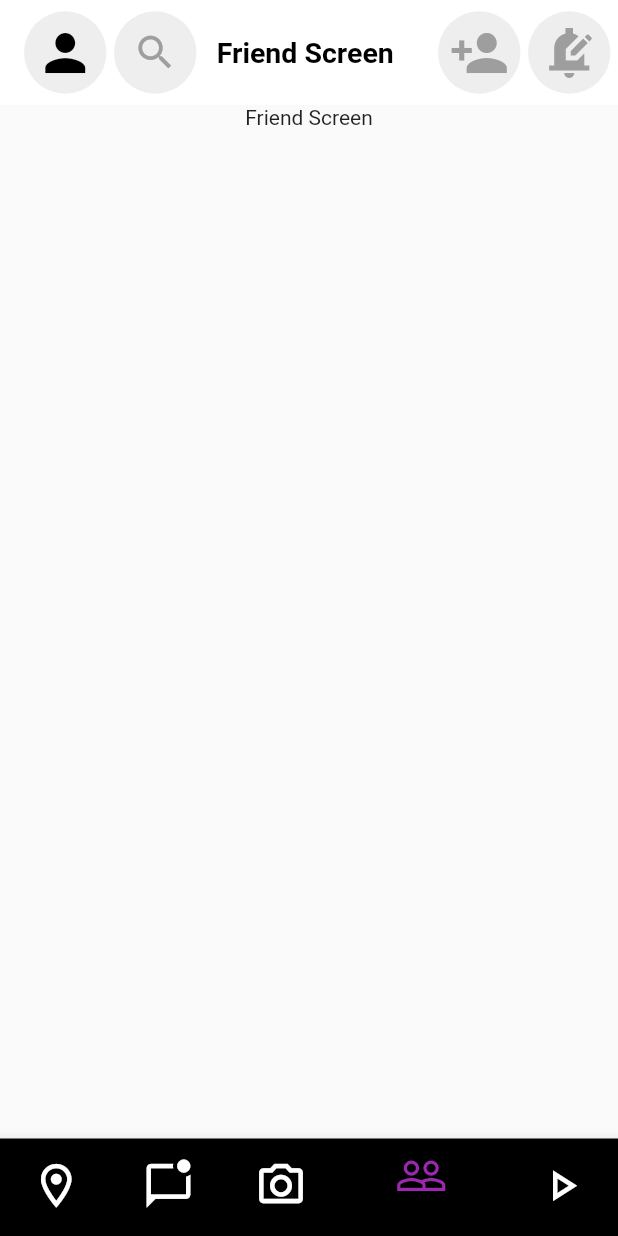
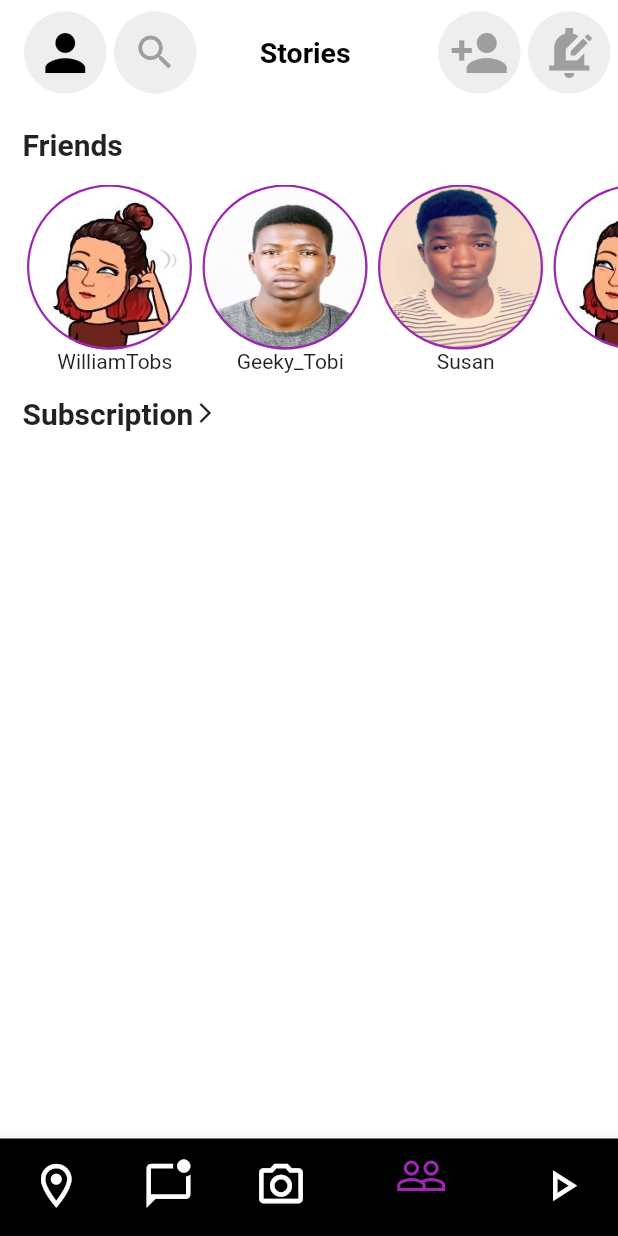
Before and after one commit to Williamtobs/SnapChat_Clone, a Flutter app: the screen it shows after launch, item 4 of the bottom bar chosen, on a phone screen of 412 x 824 dp. Run offline on Flutter 3.47's test engine with Material 2 defaults, Android fonts, the phone set to English and light mode, and no system bars.

Commit message:
Story page

```diff
--- a/lib/Screens/Chat.dart
+++ b/lib/Screens/Chat.dart
@@ -1,5 +1,5 @@
 import 'package:flutter/material.dart';
-import 'package:snapchatclone/Constant/friends.dart';
+import 'package:snapchatclone/Constant/models.dart';
 import 'package:snapchatclone/Widgets/appbar.dart';
 // import 'package:snapchatclone/Widgets/ListTiles.dart';
 
--- a/lib/Screens/FriendsPage.dart
+++ /dev/null
@@ -1,24 +0,0 @@
-import 'package:flutter/material.dart';
-import 'package:snapchatclone/Widgets/appbar.dart';
-
-class FriendsPage extends StatefulWidget {
-  @override
-  _FriendsPage createState() => _FriendsPage();
-}
-
-class _FriendsPage extends State<FriendsPage> {
-  String title = "Friend Screen";
-  String getTitle() {
-    return title;
-  }
-
-  @override
-  Widget build(BuildContext context) {
-    return Scaffold(
-        appBar: MyAppBar(context, title),
-        body: Container(
-          alignment: Alignment.topCenter,
-          child: SafeArea(child: Text(getTitle())),
-        ));
-  }
-}
--- a/lib/Screens/Navigation.dart
+++ b/lib/Screens/Navigation.dart
@@ -1,5 +1,5 @@
 import 'package:flutter/material.dart';
-import 'FriendsPage.dart';
+import 'StoriesPage.dart';
 import 'Location.dart';
 import 'Play.dart';
 import 'Camera.dart';
--- /dev/null
+++ b/lib/Screens/StoriesPage.dart
@@ -0,0 +1,77 @@
+import 'package:flutter/material.dart';
+import 'package:snapchatclone/Constant/models.dart';
+import 'package:snapchatclone/Widgets/appbar.dart';
+
+class FriendsPage extends StatefulWidget {
+  @override
+  _FriendsPage createState() => _FriendsPage();
+}
+
+class _FriendsPage extends State<FriendsPage> {
+  String title = "Stories";
+  String getTitle() {
+    return title;
+  }
+
+  @override
+  Widget build(BuildContext context) {
+    return Scaffold(
+        backgroundColor: Colors.white,
+        appBar: MyAppBar(context, title),
+        body: Container(
+          alignment: Alignment.topCenter,
+          child: ListView(
+            children: [
+              Padding(
+                  padding: EdgeInsets.all(15),
+                  child: Text(
+                    "Friends",
+                    style: TextStyle(fontWeight: FontWeight.bold, fontSize: 20),
+                  )),
+              SingleChildScrollView(
+                  padding: EdgeInsets.only(right: 10, left: 18),
+                  scrollDirection: Axis.horizontal,
+                  child: Row(
+                      mainAxisAlignment: MainAxisAlignment.spaceBetween,
+                      children: friends.entries
+                          .map((entry) => Column(
+                                crossAxisAlignment: CrossAxisAlignment.center,
+                                children: [
+                                  Container(
+                                    margin: EdgeInsets.only(right: 7),
+                                    height: 110,
+                                    width: 110,
+                                    decoration: BoxDecoration(
+                                      border: Border.all(
+                                          color: Colors.purple, width: 1.5),
+                                      image: DecorationImage(
+                                          fit: BoxFit.fill,
+                                          image: AssetImage(
+                                              entry.value.toString())),
+                                      borderRadius: BorderRadius.circular(60.0),
+                                    ),
+                                  ),
+                                  Text(entry.key)
+                                ],
+                              ))
+                          .toList())),
+              Padding(
+                padding: EdgeInsets.all(15),
+                child: Row(
+                  children: [
+                    Text("Subscription",
+                        style: TextStyle(
+                            fontWeight: FontWeight.bold, fontSize: 20)),
+                    Icon(
+                      Icons.arrow_forward_ios,
+                      size: 16,
+                    )
+                  ],
+                ),
+              ),
+              Container()
+            ],
+          ),
+        ));
+  }
+}
```
Also changed, not shown: lib/Constant/models.dart (renamed from lib/Constant/friends.dart).
